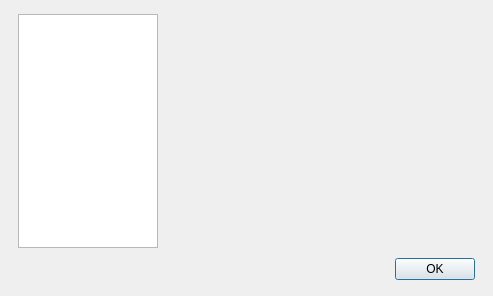
The window that res/ui/settings-dialog.ui (smartboyhw/speechcontrol) describes before a commit, drawn with Qt 5.
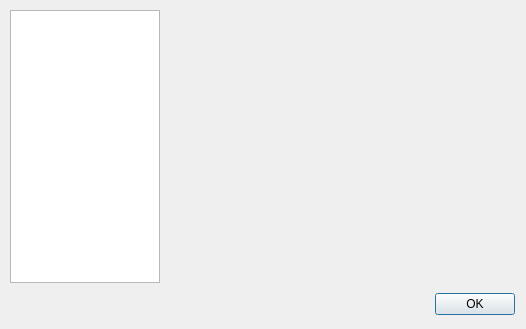
The same window after the commit.

Commit message: A lot of UI changes. Expect more to come.

Patch:
```diff
--- a/res/ui/settings-dialog.ui
+++ b/res/ui/settings-dialog.ui
@@ -10,28 +10,10 @@
    <rect>
     <x>0</x>
     <y>0</y>
-    <width>493</width>
-    <height>296</height>
+    <width>526</width>
+    <height>329</height>
    </rect>
   </property>
-  <property name="sizePolicy">
-   <sizepolicy hsizetype="Fixed" vsizetype="Fixed">
-    <horstretch>0</horstretch>
-    <verstretch>0</verstretch>
-   </sizepolicy>
-  </property>
-  <property name="minimumSize">
-   <size>
-    <width>493</width>
-    <height>296</height>
-   </size>
-  </property>
-  <property name="maximumSize">
-   <size>
-    <width>493</width>
-    <height>296</height>
-   </size>
-  </property>
   <property name="windowTitle">
    <string>Speech Control Settings</string>
   </property>
@@ -41,10 +23,10 @@
   <widget class="QWidget" name="gridLayoutWidget">
    <property name="geometry">
     <rect>
-     <x>12</x>
-     <y>8</y>
-     <width>469</width>
-     <height>282</height>
+     <x>4</x>
+     <y>4</y>
+     <width>517</width>
+     <height>321</height>
     </rect>
    </property>
    <layout class="QGridLayout" name="gridLayout">
@@ -77,23 +59,11 @@
     <item row="0" column="1">
      <widget class="QFrame" name="frmPageContainer">
       <property name="sizePolicy">
-       <sizepolicy hsizetype="Fixed" vsizetype="Fixed">
+       <sizepolicy hsizetype="Expanding" vsizetype="Expanding">
         <horstretch>0</horstretch>
         <verstretch>0</verstretch>
        </sizepolicy>
       </property>
-      <property name="minimumSize">
-       <size>
-        <width>311</width>
-        <height>246</height>
-       </size>
-      </property>
-      <property name="maximumSize">
-       <size>
-        <width>311</width>
-        <height>246</height>
-       </size>
-      </property>
       <property name="frameShape">
        <enum>QFrame::NoFrame</enum>
       </property>
```
The commit also changes 4 other files.
